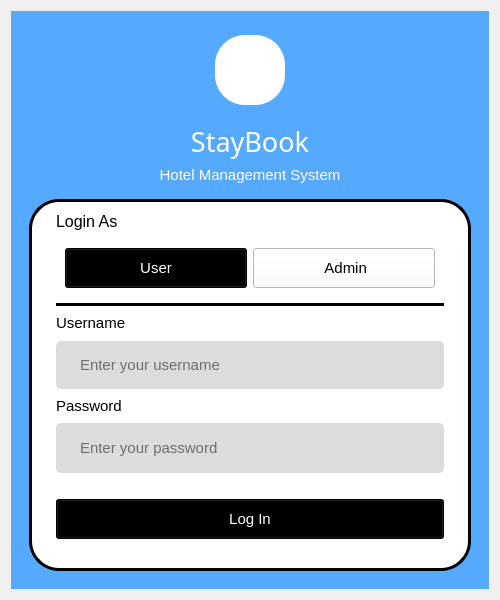
Qt form login_dialog.ui (euuii/StayBook) before a commit.
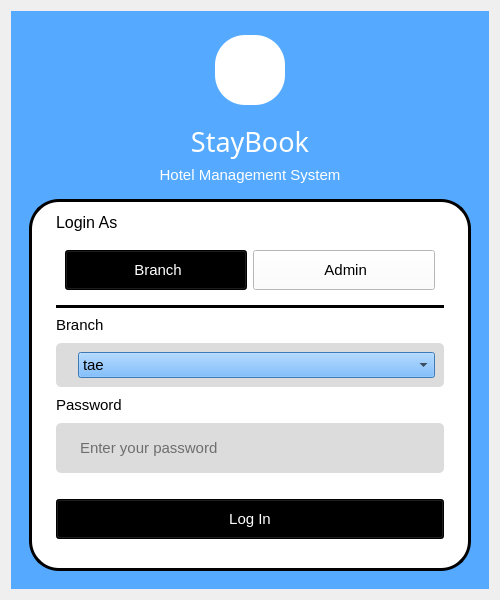
The same form after that commit. Icons and pictures are not drawn.

The edit to the form file:
```diff
--- a/login_dialog.ui
+++ b/login_dialog.ui
@@ -512,6 +512,12 @@
                <layout class="QHBoxLayout" name="horizontalLayout_3">
                 <item>
                  <widget class="QPushButton" name="pushButton_2">
+                  <property name="maximumSize">
+                   <size>
+                    <width>16777215</width>
+                    <height>100</height>
+                   </size>
+                  </property>
                   <property name="font">
                    <font>
                     <pointsize>11</pointsize>
@@ -522,7 +528,7 @@
 color: rgb(255, 255, 255);</string>
                   </property>
                   <property name="text">
-                   <string>User</string>
+                   <string> Branch</string>
                   </property>
                   <property name="icon">
                    <iconset>
@@ -539,6 +545,12 @@
                 </item>
                 <item>
                  <widget class="QPushButton" name="admin_btn">
+                  <property name="maximumSize">
+                   <size>
+                    <width>16777215</width>
+                    <height>100</height>
+                   </size>
+                  </property>
                   <property name="font">
                    <font>
                     <pointsize>11</pointsize>
@@ -579,7 +591,7 @@
                 <string notr="true"/>
                </property>
                <property name="text">
-                <string>&lt;html&gt;&lt;head/&gt;&lt;body&gt;&lt;p&gt;&lt;span style=&quot; font-size:11pt;&quot;&gt;Username&lt;/span&gt;&lt;/p&gt;&lt;/body&gt;&lt;/html&gt;</string>
+                <string>&lt;html&gt;&lt;head/&gt;&lt;body&gt;&lt;p&gt;&lt;span style=&quot; font-size:11pt;&quot;&gt;Branch&lt;/span&gt;&lt;/p&gt;&lt;/body&gt;&lt;/html&gt;</string>
                </property>
               </widget>
              </item>
@@ -591,8 +603,8 @@
                <property name="frameShadow">
                 <enum>QFrame::Shadow::Raised</enum>
                </property>
-               <layout class="QHBoxLayout" name="horizontalLayout_6">
-                <item>
+               <layout class="QFormLayout" name="formLayout">
+                <item row="0" column="0">
                  <widget class="QLabel" name="username_icon">
                   <property name="text">
                    <string/>
@@ -602,16 +614,36 @@
                   </property>
                  </widget>
                 </item>
-                <item>
-                 <widget class="QLineEdit" name="usernameLogin_lineEdit">
+                <item row="0" column="1">
+                 <widget class="QComboBox" name="branch_combobox">
                   <property name="font">
                    <font>
                     <pointsize>11</pointsize>
                    </font>
                   </property>
-                  <property name="placeholderText">
-                   <string>Enter your username</string>
+                  <property name="styleSheet">
+                   <string notr="true"/>
                   </property>
+                  <item>
+                   <property name="text">
+                    <string>tae</string>
+                   </property>
+                  </item>
+                  <item>
+                   <property name="text">
+                    <string>eqwe</string>
+                   </property>
+                  </item>
+                  <item>
+                   <property name="text">
+                    <string>wqeqewqw</string>
+                   </property>
+                  </item>
+                  <item>
+                   <property name="text">
+                    <string>eqeqw</string>
+                   </property>
+                  </item>
                  </widget>
                 </item>
                </layout>
```
Left out of the diff: 24 changed lines with no effect on the pictures.
